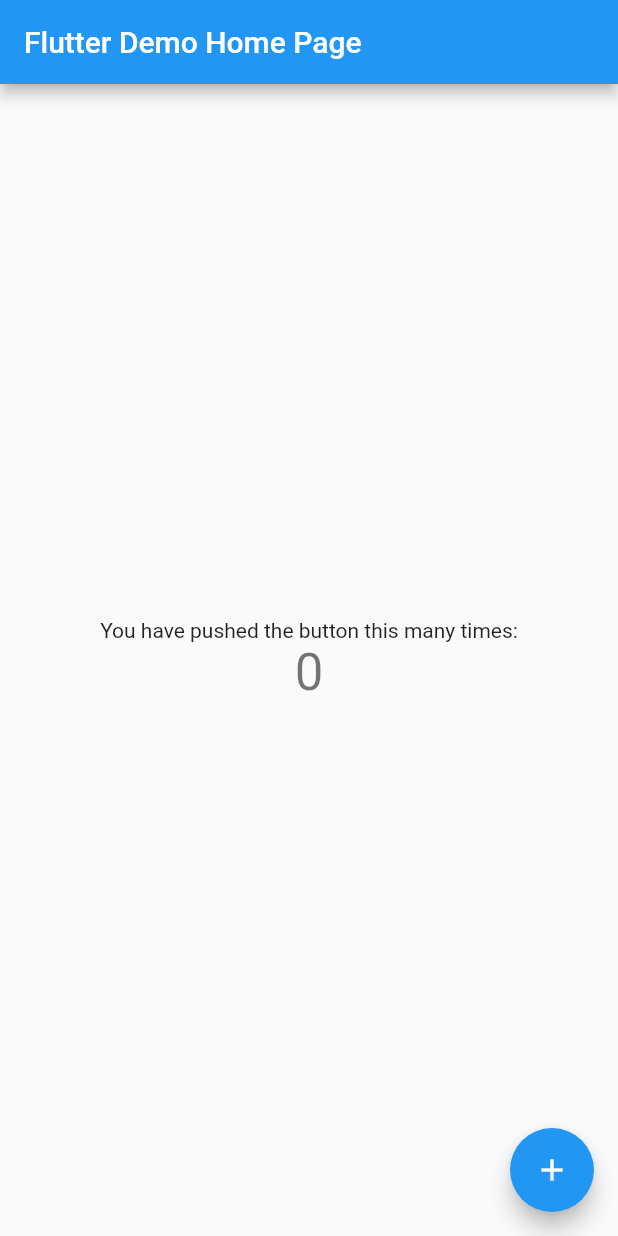
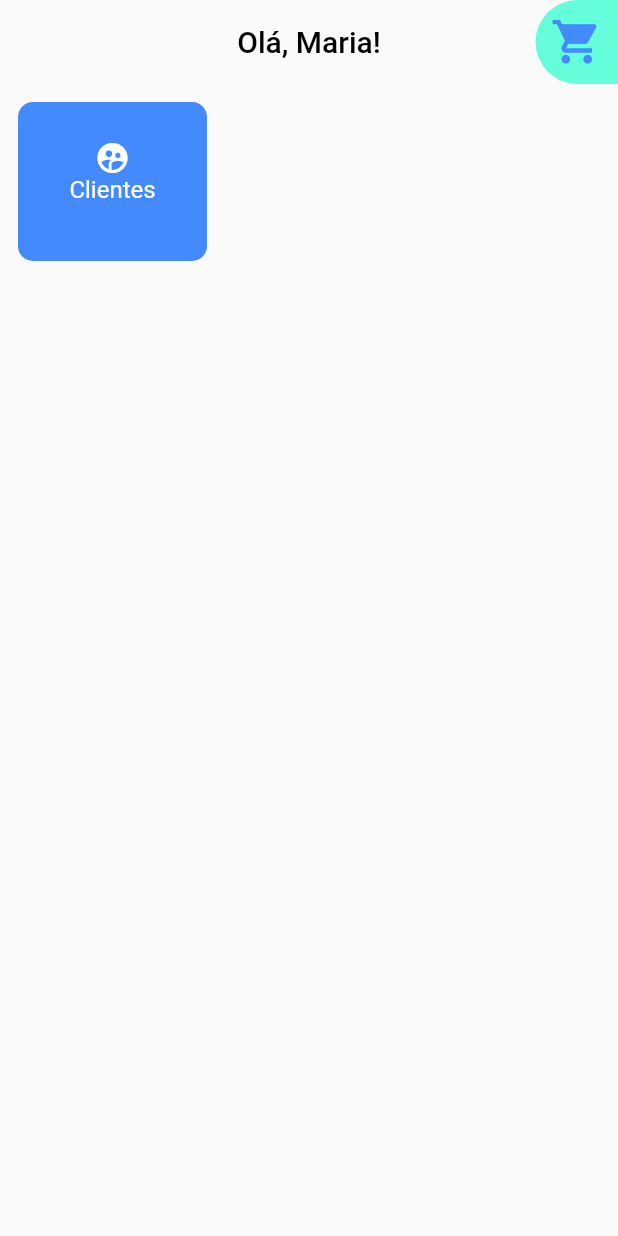
Before and after one commit to catianeviana/sales_power_in_flutter, a Flutter app: the screen it shows after launch, on a phone screen of 412 x 824 dp. Run offline on Flutter 3.47's test engine with Material 2 defaults, Android fonts, the phone set to English and light mode, and no system bars.

Commit message:
Add files via upload
Desenvolvida a listagem e Formulário de Cliente

```diff
--- /dev/null
+++ b/lib/components/appbbar_default.dart
@@ -0,0 +1,29 @@
+import 'package:flutter/material.dart';
+
+import 'button_shopping_cart.dart';
+
+class AppBarDefault extends StatelessWidget with PreferredSizeWidget {
+  final String titulo;
+
+  AppBarDefault({this.titulo});
+
+  @override
+  Widget build(BuildContext context) {
+    return AppBar(
+      title: (Text(
+        titulo,
+        style: TextStyle(color: Colors.black),
+      )),
+      backgroundColor: Colors.transparent,
+      elevation: 0.0,
+      centerTitle: true,
+      actions: <Widget>[
+        ButtonShoppingCart(),
+      ],
+    );
+  }
+
+  @override
+  // TODO: implement preferredSize
+  Size get preferredSize => Size.fromHeight(kToolbarHeight);
+}
--- /dev/null
+++ b/lib/components/button_shopping_cart.dart
@@ -0,0 +1,24 @@
+import 'package:flutter/cupertino.dart';
+import 'package:flutter/material.dart';
+
+class ButtonShoppingCart extends StatelessWidget {
+  @override
+  Widget build(BuildContext context) {
+    return Container(
+      decoration: BoxDecoration(
+        color: Colors.tealAccent,
+        borderRadius: BorderRadius.only(
+            topLeft: Radius.circular(100),
+        bottomLeft: Radius.circular(100))
+      ),
+      alignment: Alignment.centerRight,
+      height: 30,
+      padding: EdgeInsets.all(10),
+      child: Icon(
+        Icons.shopping_cart,
+        color: Colors.blueAccent,
+        size: 35,
+      ),
+    );
+  }
+}
--- a/lib/main.dart
+++ b/lib/main.dart
@@ -1,113 +1,23 @@
 import 'package:flutter/material.dart';
+import 'package:sales_power/screens/Dashboard.dart';
+void main() => runApp(SalesPowerApp());
 
-void main() {
-  runApp(MyApp());
-}
-
-class MyApp extends StatelessWidget {
-  // This widget is the root of your application.
+class SalesPowerApp extends StatelessWidget {
   @override
   Widget build(BuildContext context) {
     return MaterialApp(
-      title: 'Flutter Demo',
+      home: Dashboard(),
+      debugShowCheckedModeBanner: false,
       theme: ThemeData(
-        // This is the theme of your application.
-        //
-        // Try running your application with "flutter run". You'll see the
-        // application has a blue toolbar. Then, without quitting the app, try
-        // changing the primarySwatch below to Colors.green and then invoke
-        // "hot reload" (press "r" in the console where you ran "flutter run",
-        // or simply save your changes to "hot reload" in a Flutter IDE).
-        // Notice that the counter didn't reset back to zero; the application
-        // is not restarted.
-        primarySwatch: Colors.blue,
-      ),
-      home: MyHomePage(title: 'Flutter Demo Home Page'),
-    );
+           visualDensity:  VisualDensity.adaptivePlatformDensity,
+           /*
+          brightness:     Brightness.light,
+          primaryColor:   Color(0xff2270ee),
+          accentColor:    Color(0xff4487c7),
+          primaryColorLight: Color(0xff6e9eff),
+          primaryColorDark: Color(0xff0046bb),
+          fontFamily: 'Montserrat',*/
+        ),
+      );
   }
 }
-
-class MyHomePage extends StatefulWidget {
-  MyHomePage({Key key, this.title}) : super(key: key);
-
-  // This widget is the home page of your application. It is stateful, meaning
-  // that it has a State object (defined below) that contains fields that affect
-  // how it looks.
-
-  // This class is the configuration for the state. It holds the values (in this
-  // case the title) provided by the parent (in this case the App widget) and
-  // used by the build method of the State. Fields in a Widget subclass are
-  // always marked "final".
-
-  final String title;
-
-  @override
-  _MyHomePageState createState() => _MyHomePageState();
-}
-
-class _MyHomePageState extends State<MyHomePage> {
-  int _counter = 0;
-
-  void _incrementCounter() {
-    setState(() {
-      // This call to setState tells the Flutter framework that something has
-      // changed in this State, which causes it to rerun the build method below
-      // so that the display can reflect the updated values. If we changed
-      // _counter without calling setState(), then the build method would not be
-      // called again, and so nothing would appear to happen.
-      _counter++;
-    });
-  }
-
-  @override
-  Widget build(BuildContext context) {
-    // This method is rerun every time setState is called, for instance as done
-    // by the _incrementCounter method above.
-    //
-    // The Flutter framework has been optimized to make rerunning build methods
-    // fast, so that you can just rebuild anything that needs updating rather
-    // than having to individually change instances of widgets.
-    return Scaffold(
-      appBar: AppBar(
-        // Here we take the value from the MyHomePage object that was created by
-        // the App.build method, and use it to set our appbar title.
-        title: Text(widget.title),
-      ),
-      body: Center(
-        // Center is a layout widget. It takes a single child and positions it
-        // in the middle of the parent.
-        child: Column(
-          // Column is also a layout widget. It takes a list of children and
-          // arranges them vertically. By default, it sizes itself to fit its
-          // children horizontally, and tries to be as tall as its parent.
-          //
-          // Invoke "debug painting" (press "p" in the console, choose the
-          // "Toggle Debug Paint" action from the Flutter Inspector in Android
-          // Studio, or the "Toggle Debug Paint" command in Visual Studio Code)
-          // to see the wireframe for each widget.
-          //
-          // Column has various properties to control how it sizes itself and
-          // how it positions its children. Here we use mainAxisAlignment to
-          // center the children vertically; the main axis here is the vertical
-          // axis because Columns are vertical (the cross axis would be
-          // horizontal).
-          mainAxisAlignment: MainAxisAlignment.center,
-          children: <Widget>[
-            Text(
-              'You have pushed the button this many times:',
-            ),
-            Text(
-              '$_counter',
-              style: Theme.of(context).textTheme.headline4,
-            ),
-          ],
-        ),
-      ),
-      floatingActionButton: FloatingActionButton(
-        onPressed: _incrementCounter,
-        tooltip: 'Increment',
-        child: Icon(Icons.add),
-      ), // This trailing comma makes auto-formatting nicer for build methods.
-    );
-  }
-}
--- a/lib/models/product.dart
+++ b/lib/models/product.dart
@@ -1,9 +1,10 @@
 class Product {
-  int id_product;
+
+  int id;
   String description;
   int stock;
   double price;
   List fotos;
 
-  Product({this.id_product, this.description, this.stock, this.price});
+  Product({this.id, this.description, this.stock, this.price});
 }
--- a/lib/models/sale.dart
+++ b/lib/models/sale.dart
@@ -7,7 +7,7 @@
 
   Sale({this.customer, this.itens = const []});
 
-  DateTime get date_criation {
+  DateTime get dateCriation {
     return DateTime.now();
   }
 
--- a/lib/models/user.dart
+++ b/lib/models/user.dart
@@ -1,7 +1,7 @@
 class User {
-  int id_user;
+  int id;
   String name;
   String email;
 
-  User(this.id_user, this.name, this.email);
+  User(this.id, this.name, this.email);
 }
--- /dev/null
+++ b/lib/screens/Dashboard.dart
@@ -0,0 +1,60 @@
+import 'package:flutter/cupertino.dart';
+import 'package:flutter/material.dart';
+import 'package:sales_power/components/appbbar_default.dart';
+import 'package:sales_power/screens/custumer/list.dart';
+
+class Dashboard extends StatelessWidget {
+  @override
+  Widget build(BuildContext context) {
+    return  Scaffold(
+      appBar: AppBarDefault(titulo: 'Olá, Maria!',),
+      body:  Column(
+          mainAxisAlignment: MainAxisAlignment.spaceBetween,
+          crossAxisAlignment: CrossAxisAlignment.start,
+          children: <Widget>[
+            Padding(
+              padding: const EdgeInsets.fromLTRB(15.0, 15.0, 5.0, 5.0),
+              child: Material(
+                //color: Theme.of(context).accentColor,
+                child: InkWell(
+                  onTap: () {
+                    Navigator.of(context).push(MaterialPageRoute(builder: (context) => CustumerlistView(),
+                    ));
+
+                  },
+                  child: Container(
+                    padding: EdgeInsets.all(22.0),
+                    height: 100,
+                    width: 120,
+                    decoration: BoxDecoration(
+                        borderRadius: BorderRadius.circular(10),
+                        boxShadow: [
+                          BoxShadow(color: Colors.blueAccent, spreadRadius: 3)
+                        ]
+                    ),
+                    child: Column(
+                      children: [
+                        Icon(
+                          Icons.supervised_user_circle_rounded,
+                          color: Colors.white,
+                          size: 24,
+                        ),
+                        Text(
+                          'Clientes',
+                          style: TextStyle(
+                            color: Colors.white,
+                            fontSize: 16.0,
+                          ),
+                        )
+                      ],
+                    ),
+                  ),
+                ),
+              ),
+            ),
+          ],
+        ),
+
+    );
+  }
+}
```
Also changed, not shown: lib/models/address.dart (+32 -6 lines), lib/models/custumer.dart (+13 -3 lines), lib/screens/custumer/form.dart (added, +40 -0 lines), lib/screens/custumer/list.dart (added, +84 -0 lines), 1 other file.
